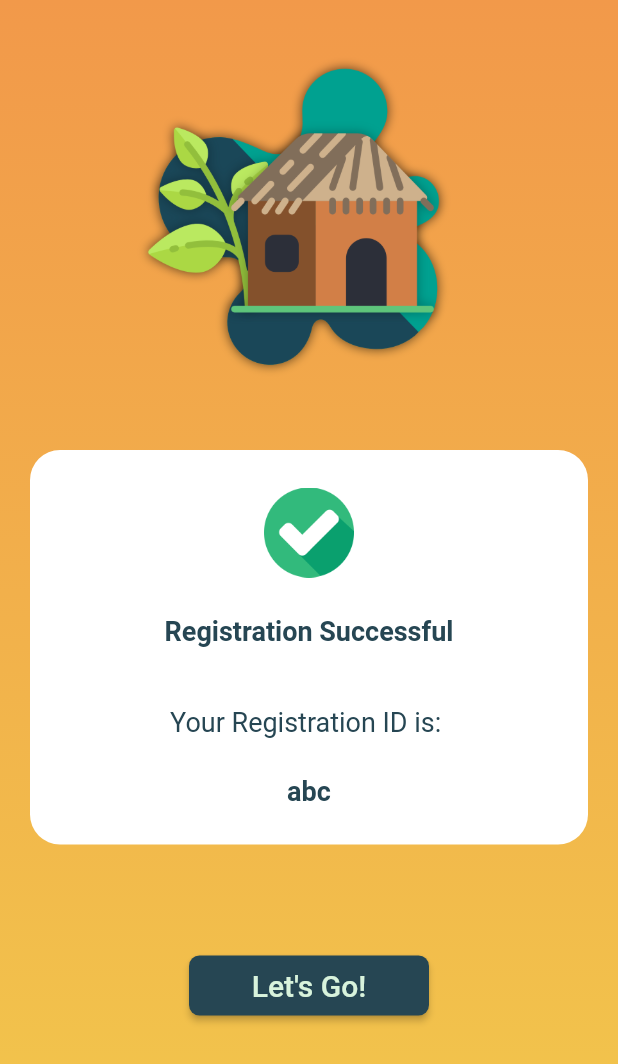
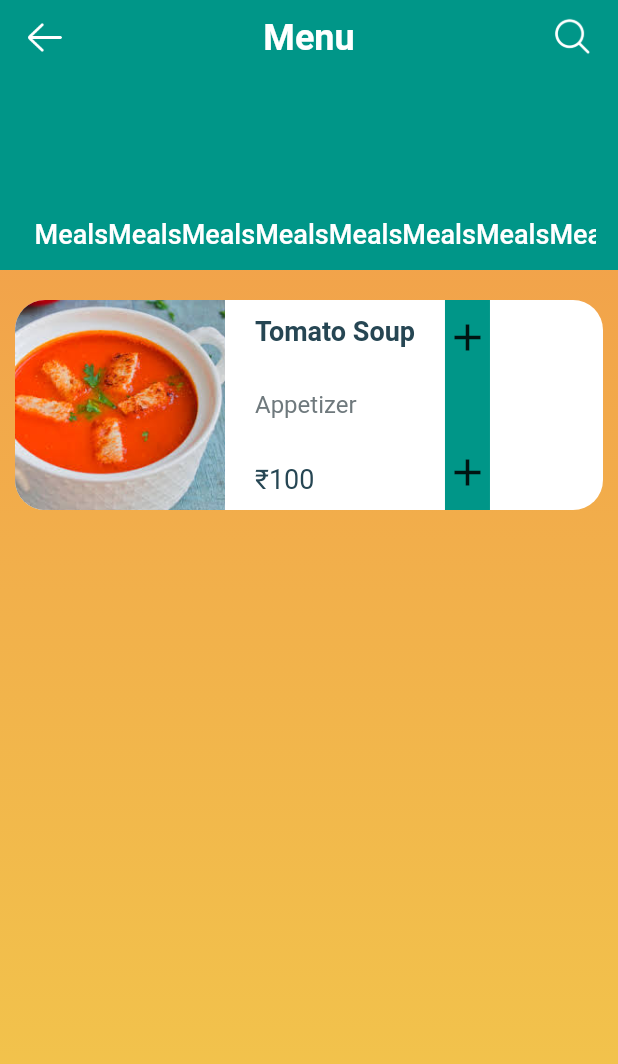
Before and after one commit to Idiosyncratics/Basil_Hut, a Flutter app: the SuccessScreen screen opened directly, after a tap on "Let's Go!", on a phone screen of 412 x 824 dp. Shown: the top 1064 px of the screen. Run offline on Flutter 3.47's test engine with Material 2 defaults, Android fonts, the phone set to English and light mode, and no system bars; our stand-ins replace file_picker, firebase_auth, permission_handler; accounts and stored records are empty.

Commit message:
Menu Screen Started

```diff
--- /dev/null
+++ b/lib/views/menuScreen.dart
@@ -0,0 +1,174 @@
+import 'package:basil_hut/main.dart';
+import 'package:flutter/cupertino.dart';
+import 'package:flutter/material.dart';
+import 'package:basil_hut/widgets/widget.dart';
+
+class MenuScreen extends StatefulWidget {
+  @override
+  _MenuScreenState createState() => _MenuScreenState();
+}
+
+class _MenuScreenState extends State<MenuScreen> {
+  @override
+  Widget build(BuildContext context) {
+    return Container(
+      decoration: getGradient(),
+      child: Scaffold(
+        backgroundColor: Colors.transparent,
+        body: Column(
+          children: [
+            // Menu Categories
+            Container(
+              padding: EdgeInsets.all(0),
+              width: double.infinity,
+              height: 180,
+              decoration: BoxDecoration(
+                color: Colors.teal,
+              ),
+              child: SafeArea(
+                child: Container(
+                  width: double.infinity,
+                  height: double.infinity,
+                  padding: EdgeInsets.fromLTRB(15, 10, 15, 0),
+                  child: Column(
+                    mainAxisAlignment: MainAxisAlignment.spaceBetween,
+                    children: [
+                      Row(
+                        mainAxisAlignment: MainAxisAlignment.spaceBetween,
+                        children: [
+                          Image.asset(
+                            'images/back.png',
+                            width: 30,
+                            height: 30,
+                          ),
+                          Text(
+                            'Menu',
+                            style: TextStyle(
+                              fontWeight: FontWeight.bold,
+                              color: Colors.white,
+                              fontSize: 24,
+                            ),
+                          ),
+                          Image.asset(
+                            'images/search.png',
+                            width: 30,
+                            height: 30,
+                          ),
+                        ],
+                      ),
+                      SingleChildScrollView(
+                        scrollDirection: Axis.horizontal,
+                        child: Row(
+                          mainAxisAlignment: MainAxisAlignment.spaceEvenly,
+                          children: [
+                            TextButton(
+                              onPressed: () {},
+                              child: Text(
+                                'MealsMealsMealsMealsMealsMealsMealsMealsMealsMealsMeals',
+                                style: TextStyle(
+                                  fontSize: 18,
+                                  color: Colors.white,
+                                ),
+                              ),
+                            ),
+                          ],
+                        ),
+                      )
+                    ],
+                  ),
+                ),
+              ),
+            ),
+
+            // Menu Items
+            Container(
+              width: double.infinity,
+              padding: EdgeInsets.symmetric(vertical: 20, horizontal: 10),
+              child: Column(
+                children: [
+                  Container(
+                    height: 140,
+                    width: double.infinity,
+                    padding: EdgeInsets.all(0),
+                    alignment: Alignment.centerLeft,
+                    decoration: BoxDecoration(
+                      color: Colors.white,
+                      borderRadius: BorderRadius.all(
+                        Radius.circular(20),
+                      ),
+                    ),
+                    child: Row(
+                      children: [
+                        Container(
+                          decoration: BoxDecoration(
+                            borderRadius: BorderRadius.all(Radius.circular(20)),
+                          ),
+                          margin: EdgeInsets.all(0),
+                          height: double.infinity,
+                          width: 140,
+                          child: ClipRRect(
+                            borderRadius: BorderRadius.only(
+                              topLeft: Radius.circular(20),
+                              bottomLeft: Radius.circular(20),
+                            ),
+                            child: Image.asset(
+                              'images/tomatoSoup.jpg',
+                            ),
+                          ),
+                        ),
+                        Container(
+                          height: double.infinity,
+                          padding: EdgeInsets.symmetric(vertical: 10),
+                          margin: EdgeInsets.symmetric(horizontal: 20),
+                          child: Column(
+                            mainAxisAlignment: MainAxisAlignment.spaceBetween,
+                            crossAxisAlignment: CrossAxisAlignment.start,
+                            children: [
+                              Text(
+                                "Tomato Soup",
+                                style: userInfoTextStyle(),
+                              ),
+                              Text(
+                                "Appetizer",
+                                style: TextStyle(
+                                  color: Color(0xff6F797D),
+                                  fontSize: 16,
+                                ),
+                              ),
+                              Text(
+                                "₹100",
+                                style: inputTextFieldStyle(),
+                              ),
+                            ],
+                          ),
+                        ),
+                        Container(
+                          height: double.infinity,
+                          padding: EdgeInsets.symmetric(vertical: 10),
+                          color: Colors.teal,
+                          child: Column(
+                            mainAxisAlignment: MainAxisAlignment.spaceBetween,
+                            children: [
+                              Icon(
+                                Icons.add,
+                                size: 30,
+                              ),
+                              Icon(
+                                Icons.add,
+                                size: 30,
+                              ),
+                            ],
+                          ),
+                        ),
+                      ],
+                    ),
+                  )
+                ],
+              ),
+            )
+          ],
+        ),
+      ),
+    );
+  }
+}
--- a/lib/views/successScreen.dart
+++ b/lib/views/successScreen.dart
@@ -1,5 +1,6 @@
 import 'package:flutter/material.dart';
 import 'package:basil_hut/widgets/widget.dart';
+import 'menuScreen.dart';
 
 class SuccessScreen extends StatelessWidget {
   String regID;
@@ -66,7 +67,10 @@ class SuccessScreen extends StatelessWidget {
                     minWidth: 160,
                     height: 40,
                     child: RaisedButton(
-                      onPressed: () {},
+                      onPressed: () {
+                        Navigator.of(context).pushReplacement(MaterialPageRoute(
+                            builder: (context) => MenuScreen()));
+                      },
                       child: Text(
                         "Let's Go!",
                         style:
```
Also changed, not shown: lib/widgets/widget.dart (+5 -5 lines), images/back.png (added), images/search.png (added), images/tomatoSoup.jpg (added).
